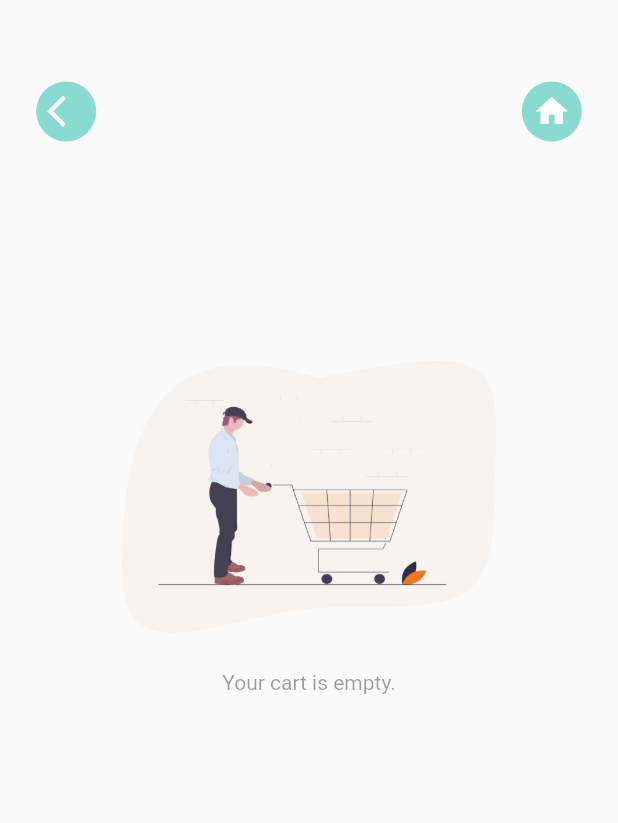
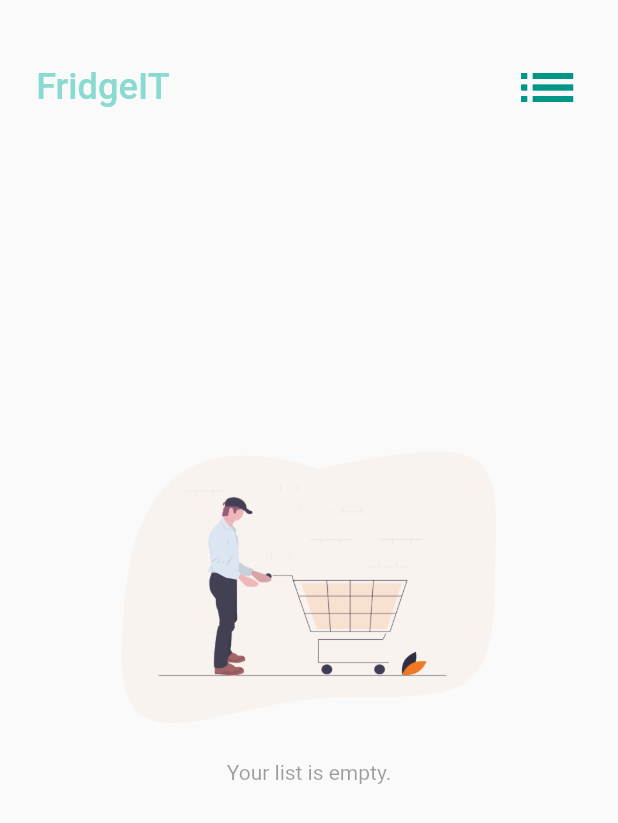
Before and after one commit to coralavital/Final_Project, a Flutter app: the CartPage screen opened by its route, on a phone screen of 412 x 824 dp. Shown: the top 823 px of the screen. Run offline on Flutter 3.47's test engine with Material 2 defaults, Android fonts, the phone set to English and light mode, and no system bars; drawn by our look-alikes of dropdown_button2; our stand-ins replace dots_indicator, get, shared_preferences; accounts and stored records are empty; network calls fail.

Commit message:
some changes

```diff
--- a/lib/controllers/recommended_product_controller.dart
+++ /dev/null
@@ -1,26 +0,0 @@
-import 'package:food_delivery_flutter/data/repository/recommended_product_repo.dart.dart';
-import 'package:food_delivery_flutter/models/products_model.dart';
-import 'package:get/get.dart';
-
-class RecommendedProductController extends GetxController {
-  final RecommendedProductRepo recommendedProductRepo;
-  RecommendedProductController({required this.recommendedProductRepo});
-
-  List<ProductModel> _recommendedProductList = [];
-  List<ProductModel> get recommendedProductList => _recommendedProductList;
-  bool _isLoaded = false;
-  bool get isLoaded => _isLoaded;
-
-  Future<void> getRecommendedProductList() async {
-    Response response =
-        await recommendedProductRepo.getRecommendedProductList();
-    if (response.statusCode == 200) {
-      _recommendedProductList = [];
-      _recommendedProductList.addAll(Product.fromJson(response.body).products);
-      _isLoaded = true;
-      update();
-    } else {
-      print('could not get products recommended');
-    }
-  }
-}
--- a/lib/data/repository/recommended_product_repo.dart.dart
+++ /dev/null
@@ -1,12 +0,0 @@
-import 'package:food_delivery_flutter/data/api/api_client.dart';
-import 'package:food_delivery_flutter/utils/constants.dart';
-import 'package:get/get.dart';
-
-class RecommendedProductRepo extends GetxService {
-  final ApiClient apiClient;
-  RecommendedProductRepo({required this.apiClient});
-
-  Future<Response> getRecommendedProductList() async {
-    return await apiClient.getData(AppConstants.recommendedProductUri);
-  }
-}
--- a/lib/helper/dependencies.dart
+++ b/lib/helper/dependencies.dart
@@ -5,9 +5,7 @@ import 'package:food_delivery_flutter/data/repository/popular_product_repo.dart'
 import 'package:food_delivery_flutter/utils/constants.dart';
 import 'package:get/get.dart';
 import 'package:shared_preferences/shared_preferences.dart';
-import '../controllers/recommended_product_controller.dart';
 import '../data/repository/cart_repo.dart';
-import '../data/repository/recommended_product_repo.dart.dart';
 
 Future<void> init() async {
   final sharedPreferences = await SharedPreferences.getInstance();
@@ -15,11 +13,8 @@ Future<void> init() async {
   Get.lazyPut(() => ApiClient(appBaseUrl: AppConstants.baseUrl));
   //repos
   Get.lazyPut(() => PopularProductRepo(apiClient: Get.find()));
-  Get.lazyPut(() => RecommendedProductRepo(apiClient: Get.find()));
   Get.lazyPut(() => CartRepo(sharedPreferences: Get.find()));
   //controllers
   Get.lazyPut(() => PopularProductController(popularProductRepo: Get.find()));
-  Get.lazyPut(
-      () => RecommendedProductController(recommendedProductRepo: Get.find()));
   Get.lazyPut(() => CartController(cartRepo: Get.find()));
 }
--- a/lib/main.dart
+++ b/lib/main.dart
@@ -4,8 +4,6 @@ import 'package:food_delivery_flutter/controllers/popular_product_controller.dar
 import 'package:food_delivery_flutter/helper/dependencies.dart' as dep;
 import 'package:food_delivery_flutter/routes/route_helper.dart';
 import 'package:get/get.dart';
-import 'controllers/recommended_product_controller.dart';
-
 
 Future<void> main() async {
   WidgetsFlutterBinding.ensureInitialized();
@@ -19,7 +17,6 @@ class MyApp extends StatelessWidget {
   Widget build(BuildContext context) {
     Get.find<CartController>().getCardData();
     return GetBuilder<PopularProductController>(builder: (_) {
-      return GetBuilder<RecommendedProductController>(builder: (_) {
       return GetMaterialApp(
         debugShowCheckedModeBanner: false,
         title: 'Flutter Demo',
@@ -30,6 +27,5 @@ class MyApp extends StatelessWidget {
         getPages: RouteHelper.routes,
       );
     });
-    });
   }
 }
--- a/lib/pages/cart/cart_page.dart
+++ b/lib/pages/cart/cart_page.dart
@@ -1,3 +1,4 @@
+import 'package:dropdown_button2/dropdown_button2.dart';
 import 'package:flutter/material.dart';
 import 'package:food_delivery_flutter/base/no_data_page.dart';
 import 'package:food_delivery_flutter/controllers/cart_controller.dart';
@@ -6,15 +7,12 @@ import 'package:food_delivery_flutter/routes/route_helper.dart';
 import 'package:food_delivery_flutter/utils/colors.dart';
 import 'package:food_delivery_flutter/utils/constants.dart';
 import 'package:food_delivery_flutter/utils/dimensions.dart';
-import 'package:food_delivery_flutter/widgets/app_icon.dart';
 import 'package:food_delivery_flutter/widgets/big_text.dart';
-import 'package:food_delivery_flutter/widgets/small_text.dart';
 import 'package:get/get.dart';
-import '../../controllers/recommended_product_controller.dart';
+import '../../widgets/menu_item.dart';
 
 class CartPage extends StatelessWidget {
   const CartPage({Key? key}) : super(key: key);
-
   @override
   Widget build(BuildContext context) {
     return Scaffold(
@@ -23,28 +21,70 @@ class CartPage extends StatelessWidget {
           Positioned(
               left: Dimensions.size20,
               right: Dimensions.size20,
-              top: Dimensions.size45,
+              top: 35,
               child: Row(
                 mainAxisAlignment: MainAxisAlignment.spaceBetween,
                 children: [
-                  AppIcon(
-                    icon: Icons.arrow_back_ios,
-                    iconColor: Colors.white,
-                    backgroundColor: AppColors.mainColor,
-                    iconSize: Dimensions.size25,
+                  Column(
+                    children: [
+                      BigText(text: 'FridgeIT', color: AppColors.mainColor),
+                    ],
                   ),
-                  SizedBox(width: Dimensions.size20 * 5),
-                  GestureDetector(
-                    onTap: () {
-                      Get.toNamed(RouteHelper.getInitial());
-                    },
-                    child: AppIcon(
-                      icon: Icons.home,
-                      iconColor: Colors.white,
-                      backgroundColor: AppColors.mainColor,
-                      iconSize: Dimensions.size25,
-                    ),
+                  Column(
+                    children: [
+                      DropdownButton2(
+                        customButton: const Icon(
+                          Icons.list_sharp,
+                          size: 46,
+                          color: Colors.teal,
+                        ),
+                        customItemsIndexes: const [3],
+                        customItemsHeight: 8,
+                        items: [
+                          ...NavbarMenuItems.firstItems.map(
+                            (item) => DropdownMenuItem<NavbarMenuItem>(
+                              value: item,
+                              child: NavbarMenuItems.buildItem(item),
+                            ),
+                          ),
+                          const DropdownMenuItem<Divider>(
+                              enabled: false, child: Divider()),
+                          ...NavbarMenuItems.secondItems.map(
+                            (item) => DropdownMenuItem<NavbarMenuItem>(
+                              value: item,
+                              child: NavbarMenuItems.buildItem(item),
+                            ),
+                          ),
+                        ],
+                        onChanged: (value) {
+                          NavbarMenuItems.onChanged(
+                              context, value as NavbarMenuItem);
+                        },
+                        itemHeight: 25,
+                        itemPadding: const EdgeInsets.only(left: 16, right: 16),
+                        dropdownWidth: 120,
+                        dropdownPadding:
+                            const EdgeInsets.symmetric(vertical: 6),
+                        dropdownDecoration: BoxDecoration(
+                          borderRadius: BorderRadius.circular(4),
+                          color: Colors.teal,
+                        ),
+                        dropdownElevation: 8,
+                        offset: const Offset(0, 8),
+                      ),
+                    ],
                   ),
+                  //Center(
+                  //  child: Container(
+                  //    width: Dimensions.size45,
+                  //    height: Dimensions.size45,
+                  //    child: Icon(Icons.search, color: Colors.white),
+                  //    decoration: BoxDecoration(
+                  //      borderRadius: BorderRadius.circular(15),
+                  //      color: AppColors.mainColor,
+                  //    ),
+                  //  ),
+                  //),
                 ],
               )),
           GetBuilder<CartController>(builder: (_cartController) {
@@ -82,26 +122,10 @@ class CartPage extends StatelessWidget {
                                                 RouteHelper.getPopularFood(
                                                     popularIndex, 'cartpage'),
                                               );
-                                            } else {
-                                              var recommendedIndex = Get.find<
-                                                      RecommendedProductController>()
-                                                  .recommendedProductList
-                                                  .indexOf(_cartList[index]
-                                                      .product!);
-                                              if (recommendedIndex < 0) {
-                                                Get.snackbar('History product',
-                                                    'Product review is not available.');
-                                              } else {
-                                                Get.toNamed(
-                                                  RouteHelper
-                                                      .getRecommendedFood(
-                                                          recommendedIndex),
-                                                );
-                                              }
                                             }
                                           },
                                           child: Container(
-                                            width: Dimensions.size20 * 5,
+                                            width: Dimensions.size20 * 7,
                                             height: Dimensions.size20 * 5,
                                             margin: EdgeInsets.only(
                                               bottom: Dimensions.size10,
@@ -139,21 +163,14 @@ class CartPage extends StatelessWidget {
                                                     .getItems[index].name!,
                                                 color: Colors.black54,
                                               ),
-                                              SmallText(text: 'Spicey'),
                                               Row(
                                                 mainAxisAlignment:
                                                     MainAxisAlignment
                                                         .spaceBetween,
                                                 children: [
-                                                  BigText(
-                                                    text: cartController
-                                                        .getItems[index].price
-                                                        .toString(),
-                                                    color: Colors.redAccent,
-                                                  ),
                                                   Container(
                                                     padding: EdgeInsets.all(
-                                                      Dimensions.size10,
+                                                      Dimensions.size20,
                                                     ),
                                                     decoration: BoxDecoration(
                                                       borderRadius:
@@ -218,70 +235,10 @@ class CartPage extends StatelessWidget {
                           })),
                     ),
                   )
-                : NoDataPage(text: 'Your cart is empty.');
+                : NoDataPage(text: 'Your list is empty.');
           }),
         ],
       ),
-      bottomNavigationBar:
-          GetBuilder<CartController>(builder: (cartController) {
-        return Container(
-            height: Dimensions.size100,
-            padding: EdgeInsets.symmetric(
-              vertical: Dimensions.size10,
-              horizontal: Dimensions.size20,
-            ),
-            decoration: BoxDecoration(
-                color: AppColors.buttonBackgroundColor,
-                borderRadius: BorderRadius.only(
-                  topLeft: Radius.circular(Dimensions.size20 * 2),
-                  topRight: Radius.circular(Dimensions.size20 * 2),
-                )),
-            child: cartController.getItems.length > 0
-                ? Row(
-                    mainAxisAlignment: MainAxisAlignment.spaceBetween,
-                    children: [
-                      Container(
-                        padding: EdgeInsets.all(Dimensions.size20),
-                        decoration: BoxDecoration(
-                          borderRadius:
-                              BorderRadius.circular(Dimensions.size20),
-                          color: Colors.white,
-                        ),
-                        child: Row(
-                          children: [
-                            Padding(
-                              padding:
-                                  const EdgeInsets.symmetric(horizontal: 5.0),
-                              child: BigText(
-                                text: '\$' +
-                                    cartController.totalAmount.toString(),
-                              ),
-                            ),
-                          ],
-                        ),
-                      ),
-                      GestureDetector(
-                        onTap: () {
-                          //popularProduct.addItem
-                          cartController.addToHistory();
-                        },
-                        child: Container(
-                          padding: EdgeInsets.all(Dimensions.size20),
-                          decoration: BoxDecoration(
-                            borderRadius:
-                                BorderRadius.circular(Dimensions.size20),
-                            color: AppColors.mainColor,
-                          ),
-                          child: BigText(
-                            text: 'CheckOut',
-                            color: Colors.white,
-                          ),
-                        ),
-                      ),
-                    ],
-                  )
-                : Container());
-      }),
     );
   }
 }
--- a/lib/pages/food/popular_food_detail.dart
+++ b/lib/pages/food/settings.dart
@@ -12,10 +12,10 @@ import 'package:get/get.dart';
 import '../../utils/colors.dart';
 import '../../widgets/big_text.dart';
 
-class PopularFoodDetail extends StatelessWidget {
+class Settings extends StatelessWidget {
   final int pageId;
   final String page;
-  const PopularFoodDetail({
+  const Settings({
     Key? key,
     required this.pageId,
     required this.page,
@@ -75,7 +75,7 @@ class PopularFoodDetail extends StatelessWidget {
                     },
                     child: Stack(
                       children: [
-                        AppIcon(icon: Icons.shopping_cart_outlined),
+                        //AppIcon(icon: Icons.shopping_cart_outlined),
                         controller.totalItems >= 1
                             ? Positioned(
                                 right: 0,
--- a/lib/routes/route_helper.dart
+++ b/lib/routes/route_helper.dart
@@ -1,6 +1,5 @@
 import 'package:food_delivery_flutter/pages/cart/cart_page.dart';
-import 'package:food_delivery_flutter/pages/food/popular_food_detail.dart';
-import 'package:food_delivery_flutter/pages/food/recommended_food_detail.dart';
+import 'package:food_delivery_flutter/pages/food/settings.dart';
 import 'package:food_delivery_flutter/pages/home/home_page.dart';
 import 'package:food_delivery_flutter/pages/splash/splash_page.dart';
 import 'package:get/get.dart';
@@ -9,34 +8,25 @@ class RouteHelper {
   static const String splash = '/splash-page';
   static const String initial = '/';
   static const String popularFood = '/popular-food';
-  static const String recommendedFood = '/recommended-food';
+  static const String settings = '/settings';
   static const String cartPage = '/cart-page';
 
   static String getSplash() => '$splash';
   static String getInitial() => '$initial';
   static String getPopularFood(int pageId, String page) =>
       '$popularFood?pageId=$pageId&page=$page';
-  static String getRecommendedFood(int pageId) =>
-      '$recommendedFood?pageId=$pageId';
+  static String getSettings(int pageId) => '$settings?pageId=$pageId';
   static String getCartPage() => '$cartPage';
 
   static List<GetPage> routes = [
     GetPage(name: splash, page: () => SplashScreen()),
     GetPage(name: initial, page: () => HomePage()),
     GetPage(
-        name: recommendedFood,
-        page: () {
-          var pageId = Get.parameters['pageId'];
-          return RecommendedFoodDetail(
-            pageId: int.parse(pageId!),
-          );
-        }),
-    GetPage(
-      name: popularFood,
+      name: settings,
       page: () {
         var pageId = Get.parameters['pageId'];
         var page = Get.parameters['page'];
-        return PopularFoodDetail(pageId: int.parse(pageId!), page: page!);
+        return Settings(pageId: int.parse(pageId!), page: page!);
       },
       transition: Transition.fadeIn,
     ),
--- /dev/null
+++ b/lib/widgets/menu_item.dart
@@ -0,0 +1,51 @@
+import 'package:flutter/material.dart';
+import 'package:food_delivery_flutter/pages/cart/cart_page.dart';
+import 'package:get/get.dart';
+import '../routes/route_helper.dart';
+
+class NavbarMenuItem {
+  final String text;
+  final IconData icon;
+
+  const NavbarMenuItem({
+    required this.text,
+    required this.icon,
+  });
+}
+
+class NavbarMenuItems {
+  static const List<NavbarMenuItem> firstItems = [settings];
+  static const List<NavbarMenuItem> secondItems = [logout];
+
+  static const settings =
+      NavbarMenuItem(text: 'Settings', icon: Icons.settings);
+  static const logout = NavbarMenuItem(text: 'Log Out', icon: Icons.logout);
+
+  static Widget buildItem(NavbarMenuItem item) {
+    return Row(
+      children: [
+        Icon(item.icon, color: Colors.white, size: 15),
+        const SizedBox(
+          width: 5,
+        ),
+        Text(
+          item.text,
+          style: const TextStyle(
+            color: Colors.white,
+          ),
+        ),
+      ],
+    );
+  }
+
+  static onChanged(BuildContext context, NavbarMenuItem item) {
+    switch (item) {
+      case NavbarMenuItems.settings:
+        Navigator.of(context).pushNamed('/settings');
+        break;
+      case NavbarMenuItems.logout:
+        Navigator.of(context).pushNamed('/popular-food');
+        break;
+    }
+  }
+}
```
Also changed, not shown: lib/pages/food/recommended_food_detail.dart (deleted, +0 -215 lines), lib/pages/home/food_page_body.dart (+6 -6 lines), lib/pages/home/home_page.dart (+4 -13 lines), lib/pages/home/main_food_page.dart (+13 -56 lines), lib/pages/splash/splash_page.dart (+2 -13 lines), assets/image/Icon-FridgeIT.png (added). Lines whose indentation alone changed are shown as unchanged.
